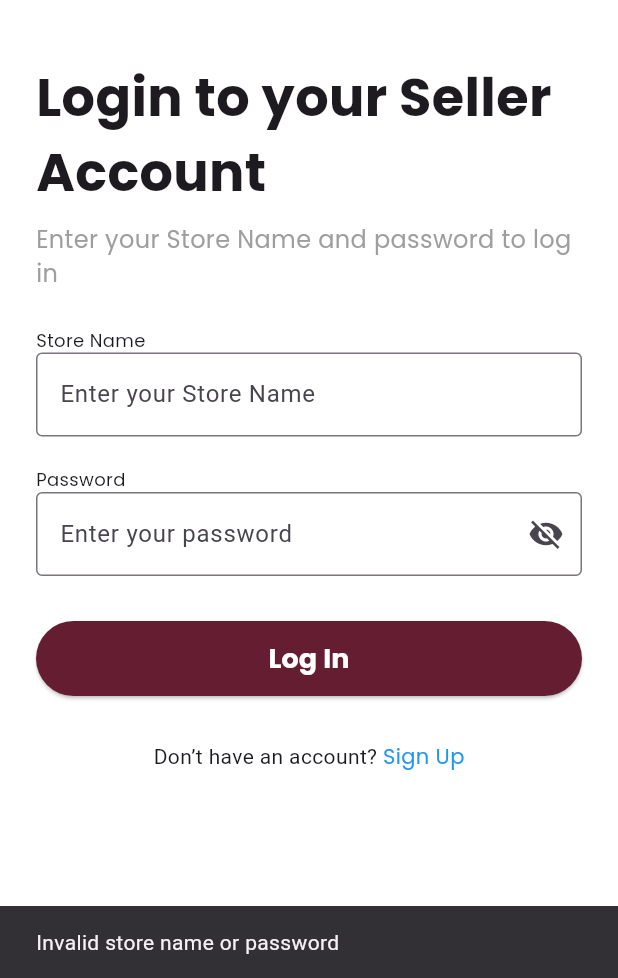
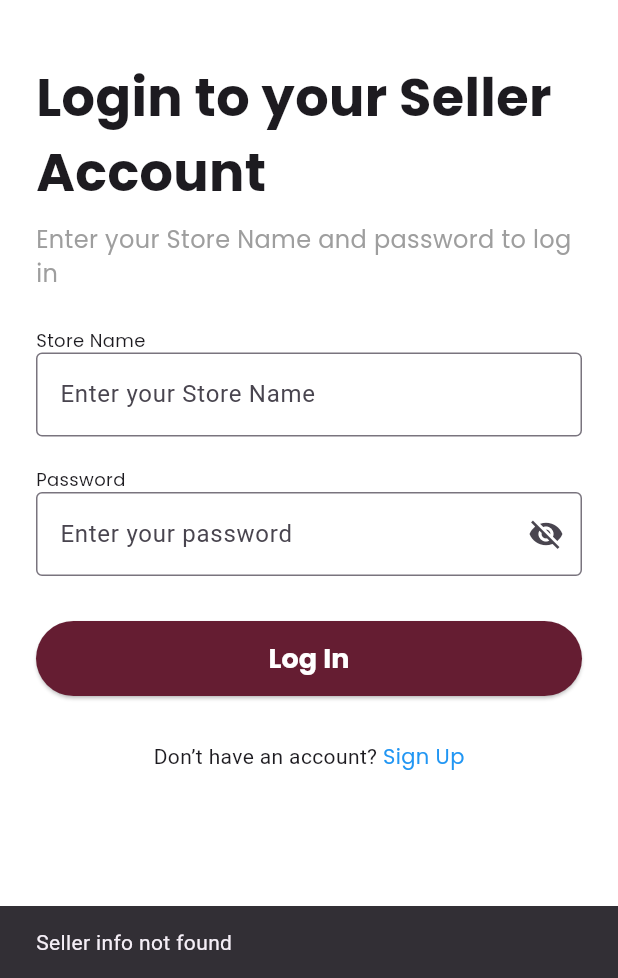
Before and after one commit to umali928/Project, a Flutter app: the SellerLoginScreen screen opened directly, after a tap on "Log In", on a phone screen of 412 x 824 dp, the part 258-1236 px from its top. Run offline on Flutter 3.47's test engine with Material 3 defaults, Android fonts, the phone set to English and light mode, and no system bars; our stand-ins replace cloud_firestore, firebase_auth, firebase_core, google_fonts, image_picker, lucide_icons and 2 more; accounts and stored records are empty.

Commit message:
Working sellerlogin

```diff
--- a/lib/SellerLogin.dart
+++ b/lib/SellerLogin.dart
@@ -6,7 +6,7 @@ import 'dart:convert'; // For utf8.encode
 import 'package:shared_preferences/shared_preferences.dart';
 import 'sellerRegister.dart';
 import 'sellerdashboard.dart';
-
+import 'package:firebase_auth/firebase_auth.dart';
 void main() async {
   WidgetsFlutterBinding.ensureInitialized();
   SharedPreferences prefs = await SharedPreferences.getInstance();
@@ -36,23 +36,40 @@ class _SellerLoginScreenState extends State<SellerLoginScreen> {
 
   final storeName = storeNameController.text.trim();
   final password = passwordController.text.trim();
-    final hashedInputPassword =
-        sha256.convert(utf8.encode(password)).toString();
+  final hashedInputPassword = sha256.convert(utf8.encode(password)).toString();
 
   try {
-      final userDocs =
-          await FirebaseFirestore.instance.collection('users').get();
+    final currentUser = FirebaseAuth.instance.currentUser;
+    if (currentUser == null) {
+      ScaffoldMessenger.of(context).showSnackBar(
+        const SnackBar(content: Text("Please login as user first.")),
+      );
+      return;
+    }
 
-      for (var userDoc in userDocs.docs) {
-        final sellerInfoSnapshot = await userDoc.reference
+    // 🔥 Only check inside the current logged-in user's sellerInfo
+    final sellerInfoSnapshot = await FirebaseFirestore.instance
+        .collection('users')
+        .doc(currentUser.uid)
         .collection('sellerInfo')
         .where('storeName', isEqualTo: storeName)
         .get();
 
-        for (var sellerDoc in sellerInfoSnapshot.docs) {
-          final data = sellerDoc.data();
-          if (data['storeName'] == storeName &&
-              data['password'] == hashedInputPassword) {
+    if (sellerInfoSnapshot.docs.isEmpty) {
+      ScaffoldMessenger.of(context).showSnackBar(
+        const SnackBar(content: Text("Seller info not found")),
+      );
+      return;
+    }
+
+    final data = sellerInfoSnapshot.docs.first.data();
+    if (data['password'] != hashedInputPassword) {
+      ScaffoldMessenger.of(context).showSnackBar(
+        const SnackBar(content: Text("Invalid password")),
+      );
+      return;
+    }
+
     // ✅ Save session
     SharedPreferences prefs = await SharedPreferences.getInstance();
     await prefs.setString('sellerStoreName', storeName);
@@ -61,14 +78,6 @@ class _SellerLoginScreenState extends State<SellerLoginScreen> {
     Navigator.pushReplacement(
       context,
       MaterialPageRoute(builder: (context) => DashboardScreen()),
-            );
-            return;
-          }
-        }
-      }
-
-      ScaffoldMessenger.of(context).showSnackBar(
-        const SnackBar(content: Text("Invalid store name or password")),
     );
   } catch (e) {
     ScaffoldMessenger.of(context).showSnackBar(
```
Lines whose indentation alone changed are shown as unchanged.
